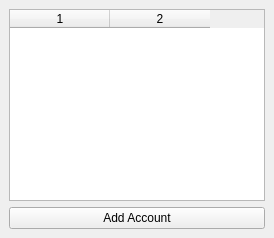
Before: the Qt Designer form otp_window.ui in olejatorqq/otp-mfa, drawn with Qt 5.
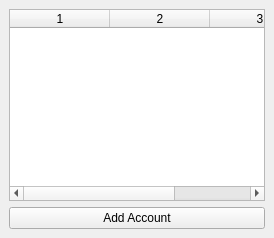
After: the same form once the commit is applied.

What changed in the file:
```diff
--- a/otp_window.ui
+++ b/otp_window.ui
@@ -10,7 +10,7 @@
     <item>
      <widget class="QTableWidget" name="accountsTableWidget">
       <property name="columnCount">
-       <number>2</number>  <!-- Количество колонок: имя, OTP -->
+       <number>3</number>  <!-- Количество колонок: имя, OTP, время до обновления -->
       </property>
       <property name="horizontalHeaderLabels">
        <stringlist>
```
Left out of the diff: 1 changed line with no effect on the pictures.
